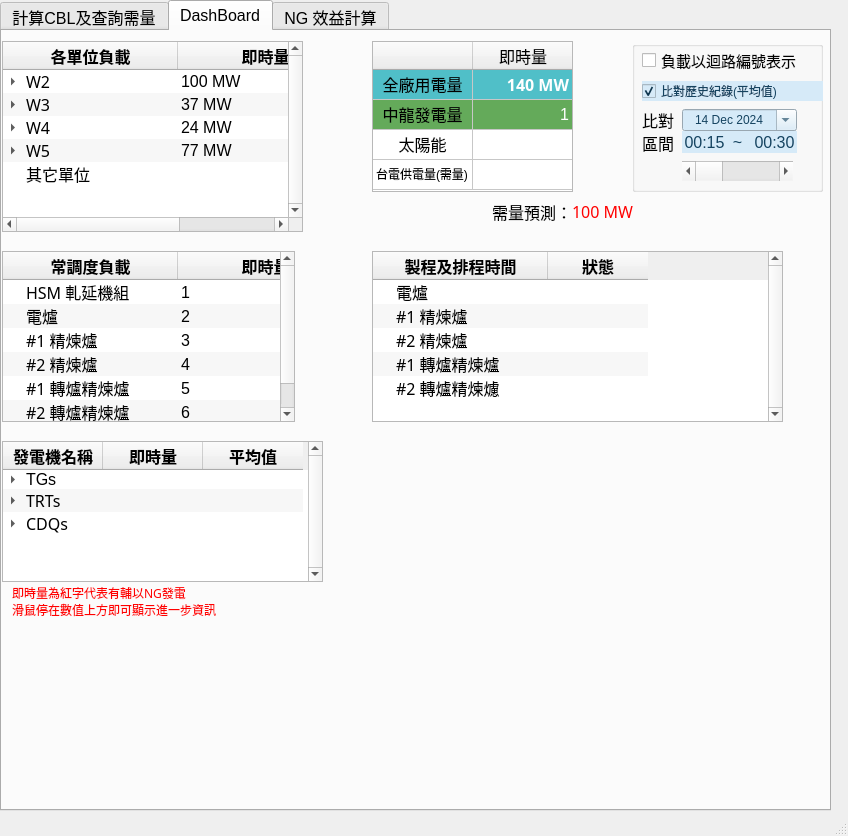
Before: the Qt Designer form ui.ui in JoesphChou/InterfaceForDispatch, drawn with Qt 5.
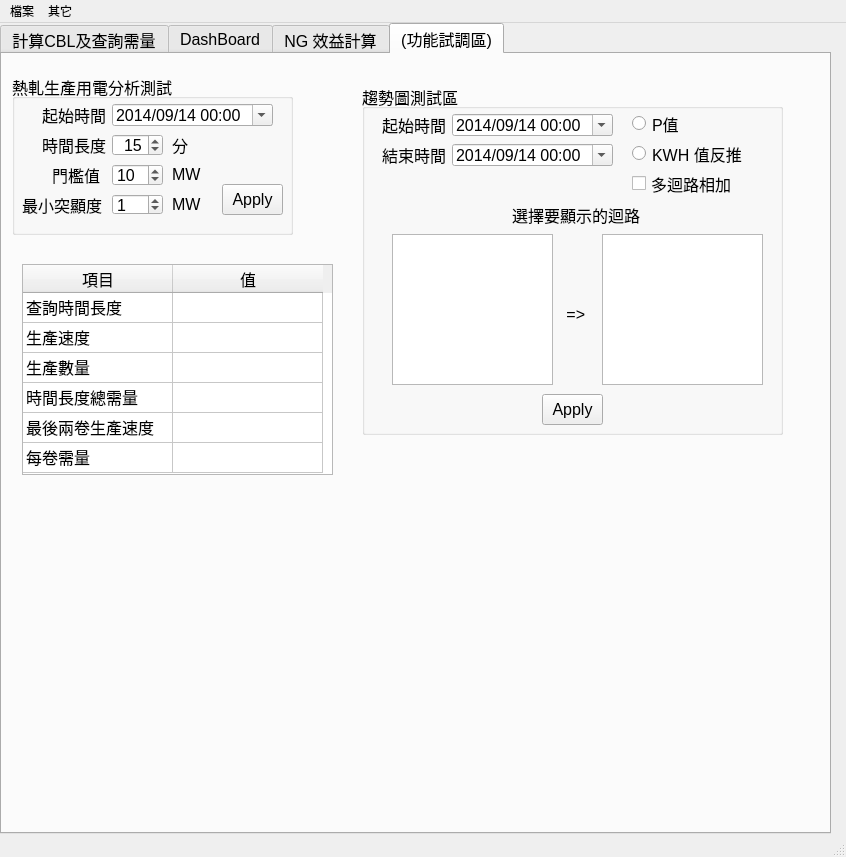
After: the same form once the commit is applied.

Commit message: (1) 修改main.py 中，關於CBL list 新增、移除的函式名稱 (2) 移除pi_client.py 的fetch_history()，並於query() 新增填空值的選項及功能 (3)修正計算NG使用量時，在取得ng.mean()時未排除使用量為0的範圍。 (4)新增data_analysis，裡面含有透過解析HSM 用電資訊，得到進一步的生產特性。 (5)新增功能試調區，方便試調新功能

Patch:
```diff
--- a/ui.ui
+++ b/ui.ui
@@ -6,8 +6,8 @@
    <rect>
     <x>0</x>
     <y>0</y>
-    <width>848</width>
-    <height>836</height>
+    <width>846</width>
+    <height>857</height>
    </rect>
   </property>
   <property name="windowTitle">
@@ -32,7 +32,7 @@
      </font>
     </property>
     <property name="currentIndex">
-     <number>1</number>
+     <number>3</number>
     </property>
     <widget class="QWidget" name="tab_1">
      <property name="enabled">
@@ -3447,8 +3447,569 @@
       </property>
      </widget>
     </widget>
+    <widget class="QWidget" name="tab_4">
+     <attribute name="title">
+      <string>(功能試調區)</string>
+     </attribute>
+     <widget class="QTableWidget" name="tableWidget_6">
+      <property name="geometry">
+       <rect>
+        <x>20</x>
+        <y>210</y>
+        <width>311</width>
+        <height>211</height>
+       </rect>
+      </property>
+      <attribute name="horizontalHeaderVisible">
+       <bool>true</bool>
+      </attribute>
+      <attribute name="horizontalHeaderDefaultSectionSize">
+       <number>150</number>
+      </attribute>
+      <attribute name="verticalHeaderVisible">
+       <bool>false</bool>
+      </attribute>
+      <row>
+       <property name="text">
+        <string>New Row</string>
+       </property>
+      </row>
+      <row>
+       <property name="text">
+        <string>New Row</string>
+       </property>
+      </row>
+      <row>
+       <property name="text">
+        <string>New Row</string>
+       </property>
+      </row>
+      <row>
+       <property name="text">
+        <string>New Row</string>
+       </property>
+      </row>
+      <row>
+       <property name="text">
+        <string>New Row</string>
+       </property>
+      </row>
+      <row>
+       <property name="text">
+        <string>New Row</string>
+       </property>
+      </row>
+      <column>
+       <property name="text">
+        <string>項目</string>
+       </property>
+      </column>
+      <column>
+       <property name="text">
+        <string>值</string>
+       </property>
+      </column>
+      <item row="0" column="0">
+       <property name="text">
+        <string>查詢時間長度</string>
+       </property>
+      </item>
+      <item row="1" column="0">
+       <property name="text">
+        <string>生產速度</string>
+       </property>
+      </item>
+      <item row="2" column="0">
+       <property name="text">
+        <string>生產數量</string>
+       </property>
+      </item>
+      <item row="3" column="0">
+       <property name="text">
+        <string>時間長度總需量</string>
+       </property>
+      </item>
+      <item row="4" column="0">
+       <property name="text">
+        <string>最後兩卷生產速度</string>
+       </property>
+      </item>
+      <item row="5" column="0">
+       <property name="text">
+        <string>每卷需量</string>
+       </property>
+      </item>
+     </widget>
+     <widget class="QGroupBox" name="groupBox_3">
+      <property name="geometry">
+       <rect>
+        <x>10</x>
+        <y>20</y>
+        <width>281</width>
+        <height>161</height>
+       </rect>
+      </property>
+      <property name="title">
+       <string>熱軋生產用電分析測試</string>
+      </property>
+      <widget class="QSpinBox" name="spinBox_4">
+       <property name="geometry">
+        <rect>
+         <x>100</x>
+         <y>120</y>
+         <width>51</width>
+         <height>21</height>
+        </rect>
+       </property>
+       <property name="singleStep">
+        <number>1</number>
+       </property>
+       <property name="stepType">
+        <enum>QAbstractSpinBox::DefaultStepType</enum>
+       </property>
+       <property name="value">
+        <number>1</number>
+       </property>
+      </widget>
+      <widget class="QLabel" name="label_20">
+       <property name="geometry">
+        <rect>
+         <x>40</x>
+         <y>90</y>
+         <width>51</width>
+         <height>21</height>
+        </rect>
+       </property>
+       <property name="text">
+        <string>門檻值</string>
+       </property>
+      </widget>
+      <widget class="QLabel" name="label_18">
+       <property name="geometry">
+        <rect>
+         <x>10</x>
+         <y>120</y>
+         <width>81</width>
+         <height>21</height>
+        </rect>
+       </property>
+       <property name="text">
+        <string>最小突顯度</string>
+       </property>
+      </widget>
+      <widget class="QSpinBox" name="spinBox_3">
+       <property name="geometry">
+        <rect>
+         <x>100</x>
+         <y>90</y>
+         <width>51</width>
+         <height>22</height>
+        </rect>
+       </property>
+       <property name="value">
+        <number>10</number>
+       </property>
+      </widget>
+      <widget class="QSpinBox" name="spinBox_5">
+       <property name="geometry">
+        <rect>
+         <x>100</x>
+         <y>60</y>
+         <width>51</width>
+         <height>22</height>
+        </rect>
+       </property>
+       <property name="alignment">
+        <set>Qt::AlignRight|Qt::AlignTrailing|Qt::AlignVCenter</set>
+       </property>
+       <property name="minimum">
+        <number>1</number>
+       </property>
+       <property name="maximum">
+        <number>999</number>
+       </property>
+       <property name="value">
+        <number>15</number>
+       </property>
+      </widget>
+      <widget class="QLabel" name="label_35">
+       <property name="geometry">
+        <rect>
+         <x>30</x>
+         <y>60</y>
+         <width>71</width>
+         <height>21</height>
+        </rect>
+       </property>
+       <property name="text">
+        <string>時間長度</string>
+       </property>
+      </widget>
+      <widget class="QLabel" name="label_36">
+       <property name="geometry">
+        <rect>
+         <x>160</x>
+         <y>60</y>
+         <width>21</width>
+         <height>21</height>
+        </rect>
+       </property>
+       <property name="text">
+        <string>分</string>
+       </property>
+      </widget>
+      <widget class="QLabel" name="label_37">
+       <property name="geometry">
+        <rect>
+         <x>160</x>
+         <y>90</y>
+         <width>31</width>
+         <height>21</height>
+        </rect>
+       </property>
+       <property name="text">
+        <string>MW</string>
+       </property>
+      </widget>
+      <widget class="QLabel" name="label_38">
+       <property name="geometry">
+        <rect>
+         <x>160</x>
+         <y>120</y>
+         <width>31</width>
+         <height>21</height>
+        </rect>
+       </property>
+       <property name="text">
+        <string>MW</string>
+       </property>
+      </widget>
+      <widget class="QPushButton" name="pushButton_6">
+       <property name="geometry">
+        <rect>
+         <x>210</x>
+         <y>110</y>
+         <width>61</width>
+         <height>31</height>
+        </rect>
+       </property>
+       <property name="text">
+        <string>Apply</string>
+       </property>
+      </widget>
+      <widget class="QLabel" name="label_39">
+       <property name="geometry">
+        <rect>
+         <x>30</x>
+         <y>30</y>
+         <width>71</width>
+         <height>21</height>
+        </rect>
+       </property>
+       <property name="font">
+        <font>
+         <family>微軟正黑體</family>
+         <pointsize>12</pointsize>
+        </font>
+       </property>
+       <property name="text">
+        <string>起始時間</string>
+       </property>
+      </widget>
+      <widget class="QDateTimeEdit" name="dateTimeEdit_5">
+       <property name="geometry">
+        <rect>
+         <x>100</x>
+         <y>30</y>
+         <width>161</width>
+         <height>22</height>
+        </rect>
+       </property>
+       <property name="maximumDateTime">
+        <datetime>
+         <hour>23</hour>
+         <minute>59</minute>
+         <second>59</second>
+         <year>2030</year>
+         <month>12</month>
+         <day>31</day>
+        </datetime>
+       </property>
+       <property name="minimumDateTime">
+        <datetime>
+         <hour>0</hour>
+         <minute>0</minute>
+         <second>0</second>
+         <year>2014</year>
+         <month>9</month>
+         <day>14</day>
+        </datetime>
+       </property>
+       <property name="displayFormat">
+        <string>yyyy/MM/dd hh:mm</string>
+       </property>
+       <property name="calendarPopup">
+        <bool>true</bool>
+       </property>
+       <property name="currentSectionIndex">
+        <number>0</number>
+       </property>
+      </widget>
+     </widget>
+     <widget class="QGroupBox" name="groupBox_4">
+      <property name="geometry">
+       <rect>
+        <x>360</x>
+        <y>30</y>
+        <width>421</width>
+        <height>351</height>
+       </rect>
+      </property>
+      <property name="title">
+       <string>趨勢圖測試區</string>
+      </property>
+      <widget class="QLabel" name="label_31">
+       <property name="geometry">
+        <rect>
+         <x>20</x>
+         <y>60</y>
+         <width>71</width>
+         <height>21</height>
+        </rect>
+       </property>
+       <property name="font">
+        <font>
+         <family>微軟正黑體</family>
+         <pointsize>12</pointsize>
+        </font>
+       </property>
+       <property name="text">
+        <string>結束時間</string>
+       </property>
+      </widget>
+      <widget class="QLabel" name="label_32">
+       <property name="geometry">
+        <rect>
+         <x>20</x>
+         <y>30</y>
+         <width>71</width>
+         <height>21</height>
+        </rect>
+       </property>
+       <property name="font">
+        <font>
+         <family>微軟正黑體</family>
+         <pointsize>12</pointsize>
+        </font>
+       </property>
+       <property name="text">
+        <string>起始時間</string>
+       </property>
+      </widget>
+      <widget class="QDateTimeEdit" name="dateTimeEdit_3">
+       <property name="geometry">
+        <rect>
+         <x>90</x>
+         <y>30</y>
+         <width>161</width>
+         <height>22</height>
+        </rect>
+       </property>
+       <property name="maximumDateTime">
+        <datetime>
+         <hour>23</hour>
+         <minute>59</minute>
+         <second>59</second>
+         <year>2030</year>
+         <month>12</month>
+         <day>31</day>
+        </datetime>
+       </property>
+       <property name="minimumDateTime">
+        <datetime>
+         <hour>0</hour>
+         <minute>0</minute>
+         <second>0</second>
+         <year>2014</year>
+         <month>9</month>
+         <day>14</day>
+        </datetime>
+       </property>
+       <property name="displayFormat">
+        <string>yyyy/MM/dd hh:mm</string>
+       </property>
+       <property name="calendarPopup">
+        <bool>true</bool>
+       </property>
+       <property name="currentSectionIndex">
+        <number>0</number>
+       </property>
+      </widget>
+      <widget class="QDateTimeEdit" name="dateTimeEdit_4">
+       <property name="geometry">
+        <rect>
+         <x>90</x>
+         <y>60</y>
+         <width>161</width>
+         <height>22</height>
+        </rect>
+       </property>
+       <property name="maximumDateTime">
+        <datetime>
+         <hour>23</hour>
+         <minute>59</minute>
+         <second>59</second>
+         <year>2030</year>
+         <month>12</month>
+         <day>31</day>
+        </datetime>
+       </property>
+       <property name="minimumDateTime">
+        <datetime>
+         <hour>0</hour>
+         <minute>0</minute>
+         <second>0</second>
+         <year>2014</year>
+         <month>9</month>
+         <day>14</day>
+        </datetime>
+       </property>
+       <property name="displayFormat">
+        <string>yyyy/MM/dd hh:mm</string>
+       </property>
+       <property name="calendarPopup">
+        <bool>true</bool>
+       </property>
+      </widget>
+      <widget class="QListWidget" name="listWidget_2">
+       <property name="geometry">
+        <rect>
+         <x>30</x>
+         <y>150</y>
+         <width>161</width>
+         <height>151</height>
+        </rect>
+       </property>
+      </widget>
+      <widget class="QListWidget" name="listWidget_3">
+       <property name="geometry">
+        <rect>
+         <x>240</x>
+         <y>150</y>
+         <width>161</width>
+         <height>151</height>
+        </rect>
+       </property>
+      </widget>
+      <widget class="QLabel" name="label_33">
+       <property name="geometry">
+        <rect>
+         <x>200</x>
+         <y>220</y>
+         <width>31</width>
+         <height>21</height>
+        </rect>
+       </property>
+       <property name="text">
+        <string> =&gt;</string>
+       </property>
+      </widget>
+      <widget class="QLabel" name="label_34">
+       <property name="geometry">
+        <rect>
+         <x>150</x>
+         <y>120</y>
+         <width>141</width>
+         <height>21</height>
+        </rect>
+       </property>
+       <property name="text">
+        <string>選擇要顯示的迴路</string>
+       </property>
+      </widget>
+      <widget class="QRadioButton" name="radioButton_5">
+       <property name="geometry">
+        <rect>
+         <x>270</x>
+         <y>60</y>
+         <width>121</width>
+         <height>19</height>
+        </rect>
+       </property>
+       <property name="text">
+        <string>KWH 值反推</string>
+       </property>
+      </widget>
+      <widget class="QRadioButton" name="radioButton_4">
+       <property name="geometry">
+        <rect>
+         <x>270</x>
+         <y>30</y>
+         <width>101</width>
+         <height>19</height>
+        </rect>
+       </property>
+       <property name="text">
+        <string>P值</string>
+       </property>
+      </widget>
+      <widget class="QPushButton" name="pushButton_9">
+       <property name="geometry">
+        <rect>
+         <x>180</x>
+         <y>310</y>
+         <width>61</width>
+         <height>31</height>
+        </rect>
+       </property>
+       <property name="text">
+        <string>Apply</string>
+       </property>
+      </widget>
+      <widget class="QCheckBox" name="checkBox_3">
+       <property name="geometry">
+        <rect>
+         <x>270</x>
+         <y>90</y>
+         <width>101</width>
+         <height>19</height>
+        </rect>
+       </property>
+       <property name="text">
+        <string>多迴路相加</string>
+       </property>
+       <property name="checked">
+        <bool>false</bool>
+       </property>
+      </widget>
+     </widget>
+    </widget>
    </widget>
   </widget>
+  <widget class="QMenuBar" name="menuBar">
+   <property name="geometry">
+    <rect>
+     <x>0</x>
+     <y>0</y>
+     <width>846</width>
+     <height>21</height>
+    </rect>
+   </property>
+   <widget class="QMenu" name="menu">
+    <property name="title">
+     <string>檔案</string>
+    </property>
+    <addaction name="actionExit"/>
+   </widget>
+   <widget class="QMenu" name="menu_2">
+    <property name="title">
+     <string>其它</string>
+    </property>
+    <addaction name="actionTrend_Chart"/>
+   </widget>
+   <addaction name="menu"/>
+   <addaction name="menu_2"/>
+  </widget>
   <widget class="QStatusBar" name="statusbar"/>
  </widget>
  <resources/>
```
Left out of the diff: 50 changed lines with no effect on the pictures. The commit also changes 6 other files.
